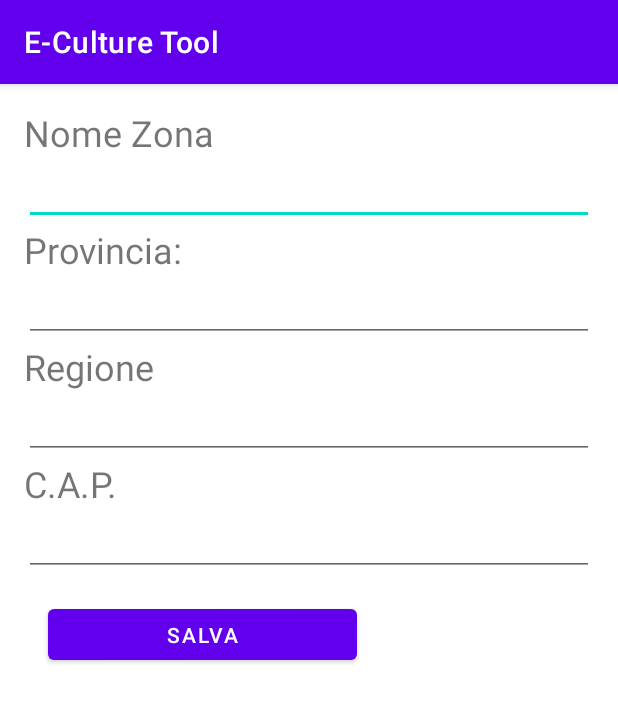
After one commit to mattiange/EProject, an Android app: the fragment CrudZona_Create shown on its own in the app's theme, on a phone screen of 412 x 824 dp. The commit adds this screen. Shown: the top 702 px of the screen. Run offline under Robolectric (Android 15) with nearby library versions, the phone set to English and light mode, and no system bars.

Commit message:
Creazione  - Crud per la cancellazione del Museo,  - Crud per la cancellazione dell' Oggetto,  - Crud per la creazione della Zona  - Crud per la visualizzazione della lista dei Musei

```diff
--- /dev/null
+++ b/app/src/main/java/it/sms/eproject/activity/crud/CrudZona_Create.java
@@ -0,0 +1,22 @@
+package it.sms.eproject.activity.crud;
+
+import android.os.Bundle;
+import android.view.LayoutInflater;
+import android.view.View;
+import android.view.ViewGroup;
+
+import androidx.annotation.NonNull;
+import androidx.annotation.Nullable;
+import androidx.fragment.app.Fragment;
+
+import it.sms.eproject.R;
+
+public class CrudZona_Create extends Fragment {
+
+    public View onCreateView(@NonNull LayoutInflater inflater, @Nullable ViewGroup container, @Nullable Bundle savedInstanceState) {
+        View v = inflater.inflate(R.layout.crudzona_create_fragment, container, false);
+        return v;
+    }
+
+
+}
--- /dev/null
+++ b/app/src/main/res/layout/crudzona_create_fragment.xml
@@ -0,0 +1,61 @@
+<LinearLayout xmlns:android="http://schemas.android.com/apk/res/android"
+    xmlns:app="http://schemas.android.com/apk/res-auto"
+    xmlns:tools="http://schemas.android.com/tools"
+    android:orientation="vertical"
+    android:layout_width="match_parent"
+    android:layout_height="match_parent"
+    android:layout_gravity="center_horizontal"
+    android:padding="16dp">
+
+    <TextView
+        android:layout_width="match_parent"
+        android:layout_height="wrap_content"
+        android:text="@string/crud_txt_nomezona"
+        android:textSize="24dp" />
+
+    <EditText
+        android:id="@+id/labelNomeZona"
+        android:layout_width="match_parent"
+        android:layout_height="wrap_content"/>
+    <TextView
+        android:layout_width="match_parent"
+        android:layout_height="wrap_content"
+        android:text="@string/crud_provincia"
+        android:textSize="24dp" />
+
+    <EditText
+        android:id="@+id/labelProvinciaZona"
+        android:layout_width="match_parent"
+        android:layout_height="wrap_content"/>
+    <TextView
+        android:layout_width="match_parent"
+        android:layout_height="wrap_content"
+        android:text="@string/crud_txt_regione"
+        android:textSize="24dp" />
+
+    <EditText
+        android:id="@+id/labelRegioneZona"
+        android:layout_width="match_parent"
+        android:layout_height="wrap_content"/>
+
+    <TextView
+        android:layout_width="match_parent"
+        android:layout_height="wrap_content"
+        android:text="@string/crud_txt_cap"
+        android:textSize="24dp" />
+
+    <EditText
+        android:id="@+id/labelCapZona"
+        android:layout_width="match_parent"
+        android:layout_height="wrap_content"/>
+
+
+    <Button
+        android:id="@+id/btn_salva_oggetto"
+        android:layout_width="206dp"
+        android:layout_height="46dp"
+        android:layout_marginLeft="16dp"
+        android:layout_marginTop="16dp"
+        android:text="@string/crud_txt_salva" />
+
+</LinearLayout>
--- a/app/src/main/res/values/strings.xml
+++ b/app/src/main/res/values/strings.xml
@@ -209,6 +209,8 @@
 
     <string name="hello_first_fragment">Hello first fragment</string>
     <string name="hello_second_fragment">Hello second fragment. Arg: %1$s</string>
+    <string name="crud_cancella_oggetto">Cancella Oggetto</string>
+    <string name="crud_txt_nomezona">Nome Zona</string>
 
     <!-- ///////////////////////////////////////////////// -->
 
```
Also changed, not shown: app/build.gradle (+4 -4 lines), app/src/main/java/it/sms/eproject/activity/crud/CrudMuseo_Delete.java (added, +31 -0 lines), app/src/main/java/it/sms/eproject/activity/crud/CrudMuseo_List.java (added, +20 -0 lines), app/src/main/java/it/sms/eproject/activity/crud/CrudOggetto_Delete.java (added, +30 -0 lines), app/src/main/res/layout/crudmuseo_list_fragment.xml (added, +36 -0 lines), app/src/main/res/layout/crudoggetto_delete_fragment.xml (added, +36 -0 lines).
